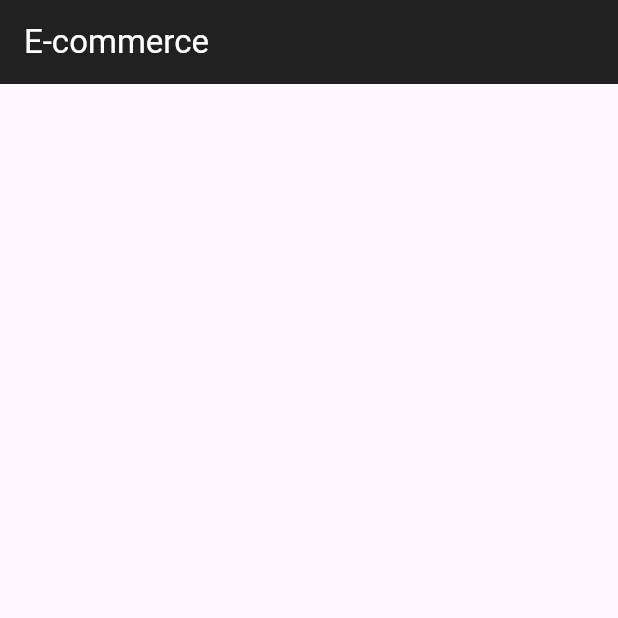
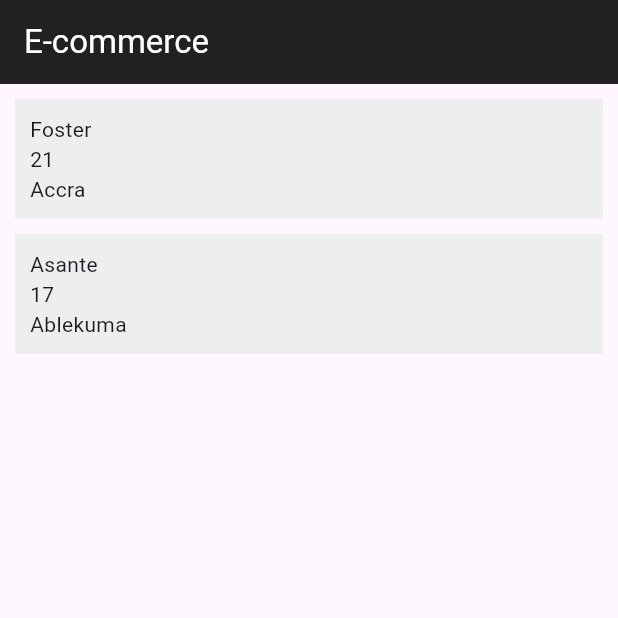
Before and after one commit to fostersnt/flutter_bloc_ecommerce, a Flutter app: the screen it shows after launch, on a phone screen of 412 x 824 dp, the top half of it. Run offline on Flutter 3.47's test engine with Material 3 defaults, Android fonts, the phone set to English and light mode, and no system bars; our stand-ins replace bloc, flutter_bloc.

Commit message:
Completed the user feature

```diff
--- a/lib/features/posts/bloc/posts_bloc.dart
+++ b/lib/features/posts/bloc/posts_bloc.dart
@@ -1,8 +1,8 @@
 import 'dart:async';
 
 import 'package:bloc/bloc.dart';
-import 'package:ecommerce/models/posts_model.dart';
-import 'package:ecommerce/repositories/posts_repo.dart';
+import 'package:ecommerce/models/post_model.dart';
+import 'package:ecommerce/repositories/post_repo.dart';
 import 'package:meta/meta.dart';
 
 part 'posts_event.dart';
--- a/lib/features/users/users_bloc.dart
+++ b/lib/features/users/users_bloc.dart
@@ -0,0 +1,21 @@
+import 'dart:async';
+
+import 'package:ecommerce/features/users/users_event.dart';
+import 'package:ecommerce/features/users/users_state.dart';
+import 'package:ecommerce/models/user_model.dart';
+import 'package:ecommerce/repositories/user_repo.dart';
+import 'package:flutter_bloc/flutter_bloc.dart';
+
+class UserBloc extends Bloc<UsersEvent, UserState> {
+  UserBloc() : super(UserInitialState()) {
+    on<GetUsersEvent>(getUsersEvent);
+  }
+
+  final UserRepo _userRepo = UserRepo();
+
+  FutureOr<void> getUsersEvent(
+      GetUsersEvent event, Emitter<UserState> emit) async {
+    var data = await _userRepo.users();
+    emit(GetUsersSuccessfulState(users: data));
+  }
+}
--- a/lib/features/users/users_state.dart
+++ b/lib/features/users/users_state.dart
@@ -1,3 +1,10 @@
-class UsersState {}
+import 'package:ecommerce/models/user_model.dart';
 
-class GetUsersState extends UsersState {}
+class UserState {}
+
+class UserInitialState extends UserState {}
+
+class GetUsersSuccessfulState extends UserState {
+  final List<UserModel> users;
+  GetUsersSuccessfulState({required this.users});
+}
--- a/lib/main.dart
+++ b/lib/main.dart
@@ -1,4 +1,5 @@
-import 'package:ecommerce/ui/posts_page.dart';
+import 'package:ecommerce/ui/post_page.dart';
+import 'package:ecommerce/ui/user_page.dart';
 import 'package:flutter/material.dart';
 
 void main() {
@@ -23,7 +24,8 @@ class MyApp extends StatelessWidget {
           foregroundColor: Colors.white,
           backgroundColor: Colors.black87,
         ),
-        body: PostsPage(),
+        body: const UserPage(),
+        // body: PostsPage(),
       ),
     );
   }
--- /dev/null
+++ b/lib/repositories/user_repo.dart
@@ -0,0 +1,10 @@
+import 'package:ecommerce/models/user_model.dart';
+
+class UserRepo {
+  Future<List<UserModel>> users() async {
+    return [
+      UserModel(name: 'Foster', age: 21, address: 'Accra'),
+      UserModel(name: 'Asante', age: 17, address: 'Ablekuma')
+    ];
+  }
+}
--- /dev/null
+++ b/lib/ui/user_page.dart
@@ -0,0 +1,57 @@
+import 'package:ecommerce/features/users/users_bloc.dart';
+import 'package:ecommerce/features/users/users_event.dart';
+import 'package:ecommerce/features/users/users_state.dart';
+import 'package:flutter/material.dart';
+import 'package:flutter_bloc/flutter_bloc.dart';
+
+class UserPage extends StatelessWidget {
+  const UserPage({super.key});
+
+  @override
+  Widget build(BuildContext context) {
+    final UserBloc _userBloc = UserBloc();
+    _userBloc.add(GetUsersEvent());
+    return Container(
+      child: BlocConsumer<UserBloc, UserState>(
+        bloc: _userBloc,
+        listener: (context, state) {},
+        listenWhen: (previous, current) {
+          return true;
+        },
+        buildWhen: (previous, current) {
+          return true;
+        },
+        builder: (context, state) {
+          if (state.runtimeType == GetUsersSuccessfulState) {
+            final successfulSate = state as GetUsersSuccessfulState;
+            return Container(
+              padding: const EdgeInsets.all(10),
+              child: ListView.builder(
+                itemCount: successfulSate.users.length,
+                itemBuilder: (context, index) {
+                  return Container(
+                    margin: index > 0
+                        ? const EdgeInsets.symmetric(vertical: 10)
+                        : null,
+                    padding: const EdgeInsets.all(10),
+                    color: Colors.grey.shade200,
+                    child: Column(
+                      crossAxisAlignment: CrossAxisAlignment.start,
+                      children: [
+                        Text(successfulSate.users[index].name),
+                        Text(successfulSate.users[index].age.toString()),
+                        Text(successfulSate.users[index].address)
+                      ],
+                    ),
+                  );
+                },
+              ),
+            );
+          } else {
+            return const SizedBox();
+          }
+        },
+      ),
+    );
+  }
+}
```
Also changed, not shown: lib/repositories/post_repo.dart (renamed from lib/repositories/posts_repo.dart), lib/ui/post_page.dart (renamed from lib/ui/posts_page.dart).
